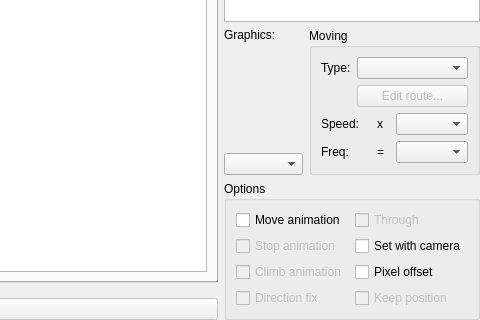
RPG-Paper-Maker/RPG-Paper-Maker, file Editor/CustomWidgets/panelobject.ui: the form before one commit; both pictures show x 299 to 779 and y 319 to 639 of the 779 by 639 pixel window.
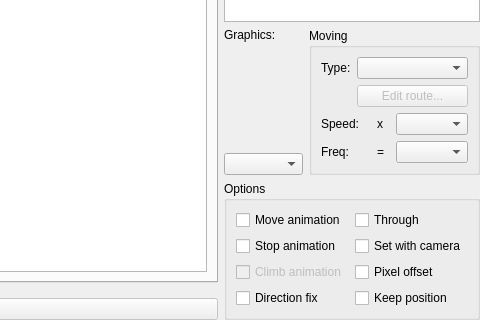
The form after the commit. Custom widgets are drawn as their Qt base class.

```diff
--- a/Editor/CustomWidgets/panelobject.ui
+++ b/Editor/CustomWidgets/panelobject.ui
@@ -335,7 +335,7 @@
                 <item row="0" column="1">
                  <widget class="QCheckBox" name="checkBoxThrough">
                   <property name="enabled">
-                   <bool>false</bool>
+                   <bool>true</bool>
                   </property>
                   <property name="text">
                    <string>Through</string>
@@ -345,7 +345,7 @@
                 <item row="3" column="0">
                  <widget class="QCheckBox" name="checkBoxDirectionFix">
                   <property name="enabled">
-                   <bool>false</bool>
+                   <bool>true</bool>
                   </property>
                   <property name="text">
                    <string>Direction fix</string>
@@ -369,7 +369,7 @@
                 <item row="1" column="0">
                  <widget class="QCheckBox" name="checkBoxStopAnimation">
                   <property name="enabled">
-                   <bool>false</bool>
+                   <bool>true</bool>
                   </property>
                   <property name="text">
                    <string>Stop animation</string>
@@ -396,7 +396,7 @@
                 <item row="3" column="1">
                  <widget class="QCheckBox" name="checkBoxKeepPosition">
                   <property name="enabled">
-                   <bool>false</bool>
+                   <bool>true</bool>
                   </property>
                   <property name="text">
                    <string>Keep position</string>
```
